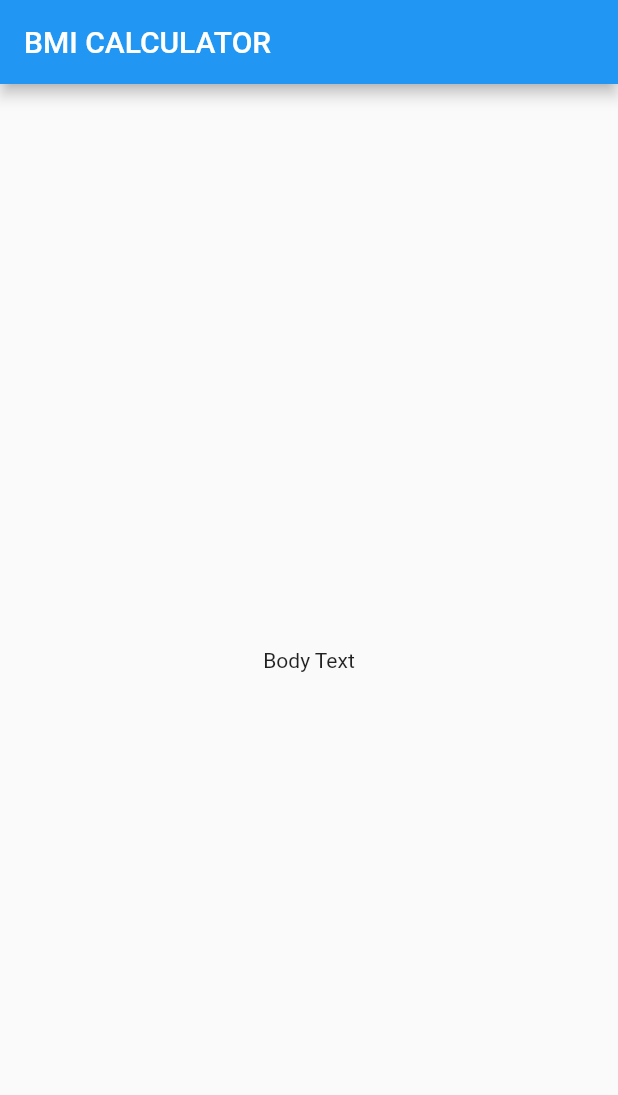
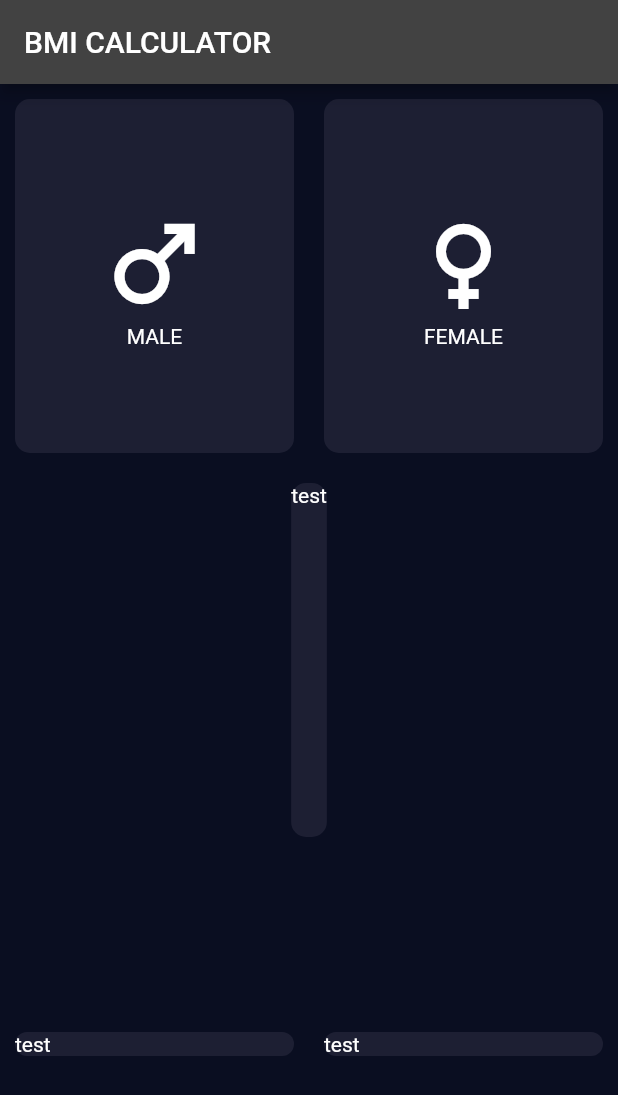
Before and after one commit to hreza779/bmi_calculator, a Flutter app: the screen it shows after launch, on a phone screen of 412 x 824 dp. Shown: the top 1095 px of the screen. Run offline on Flutter 3.47's test engine with Material 2 defaults, Android fonts, the phone set to English and light mode, and no system bars.

Commit message:
create Icon and Card components

```diff
--- /dev/null
+++ b/lib/colors.dart
@@ -0,0 +1,5 @@
+import 'dart:ui';
+
+const Color primaryColor = Color(0xFF0A0E21);
+const Color scaffoldBackgroundColor = Color(0xFF0A0E21);
+const Color cardColor = Color(0xFF1D1F33);
--- /dev/null
+++ b/lib/custom_card.dart
@@ -0,0 +1,19 @@
+import 'package:flutter/material.dart';
+class CustomCard extends StatelessWidget {
+
+  CustomCard({super.key, required this.mColor , required this.mChild});
+  final Color mColor;
+  final Widget mChild;
+
+  @override
+  Widget build(BuildContext context) {
+    return Container(
+      decoration: BoxDecoration(
+        color: mColor,
+        borderRadius: BorderRadius.circular(10.0),
+      ),
+      margin: EdgeInsets.all(10.0),
+      child: mChild,
+    );
+  }
+}
--- /dev/null
+++ b/lib/custom_icon.dart
@@ -0,0 +1,24 @@
+import 'package:flutter/material.dart';
+
+
+
+class CustomIcon extends StatelessWidget {
+  CustomIcon({required this.label, required this.mIcon});
+
+  final String label;
+  final IconData mIcon;
+
+  @override
+  Widget build(BuildContext context) {
+    return Column(
+      mainAxisAlignment: MainAxisAlignment.center,
+      children: [
+        Icon(
+          mIcon,
+          size: 80.0,
+        ),
+        Text(label),
+      ],
+    );
+  }
+}
--- /dev/null
+++ b/lib/input_page.dart
@@ -0,0 +1,75 @@
+import 'package:flutter/material.dart';
+import 'strings.dart';
+import 'colors.dart';
+import 'custom_card.dart';
+import 'custom_icon.dart';
+
+class InputPage extends StatefulWidget {
+  @override
+  _InputPageState createState() => _InputPageState();
+}
+
+class _InputPageState extends State<InputPage> {
+  @override
+  Widget build(BuildContext context) {
+    return Scaffold(
+      appBar: AppBar(
+        title: const Text(appbarTitle),
+      ),
+      body: Center(
+        child: Column(
+          children: [
+            Expanded(
+              child: Row(
+                children: [
+                  Expanded(
+                    child: CustomCard(
+                      mColor: cardColor,
+                      mChild: CustomIcon(
+                        mIcon: Icons.male,
+                        label: 'MALE',
+                      ),
+                    ),
+                  ),
+                  Expanded(
+                    child: CustomCard(
+                      mColor: cardColor,
+                      mChild: CustomIcon(
+                        mIcon: Icons.female,
+                        label: 'FEMALE',
+                      ),
+                    ),
+                  ),
+                ],
+              ),
+            ),
+            Expanded(
+              child: CustomCard(
+                mColor: cardColor,
+                mChild: Text('test'),
+              ),
+            ),
+            Expanded(
+              child: Row(
+                children: [
+                  Expanded(
+                    child: CustomCard(
+                      mColor: cardColor,
+                      mChild: Text('test'),
+                    ),
+                  ),
+                  Expanded(
+                    child: CustomCard(
+                      mColor: cardColor,
+                      mChild: Text('test'),
+                    ),
+                  ),
+                ],
+              ),
+            ),
+          ],
+        ),
+      ),
+    );
+  }
+}
--- a/lib/main.dart
+++ b/lib/main.dart
@@ -1,32 +1,17 @@
 import 'package:flutter/material.dart';
-
+import 'input_page.dart';
+import 'colors.dart';
 void main() => runApp(BMICalculator());
 
 class BMICalculator extends StatelessWidget {
   @override
   Widget build(BuildContext context) {
     return MaterialApp(
+      theme: ThemeData.dark().copyWith(
+        primaryColor:  primaryColor,
+        scaffoldBackgroundColor: scaffoldBackgroundColor,
+      ),
       home: InputPage(),
     );
   }
 }
-
-class InputPage extends StatefulWidget {
-  @override
-  _InputPageState createState() => _InputPageState();
-}
-
-class _InputPageState extends State<InputPage> {
-  @override
-  Widget build(BuildContext context) {
-    return Scaffold(
-      appBar: AppBar(
-        title: Text('BMI CALCULATOR'),
-      ),
-      body: Center(
-        child: Text('Body Text'),
-      ),
-
-    );
-  }
-}
--- /dev/null
+++ b/lib/strings.dart
@@ -0,0 +1 @@
+const String appbarTitle = 'BMI CALCULATOR';
```
